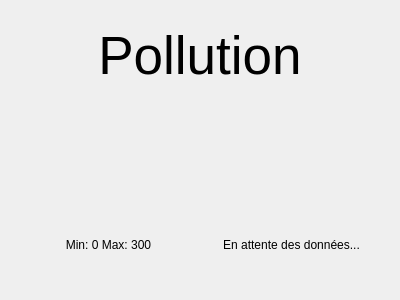
Qt form localStationCS/pollutionwidget.ui (Gnoumy/RaspMeteo) before a commit.
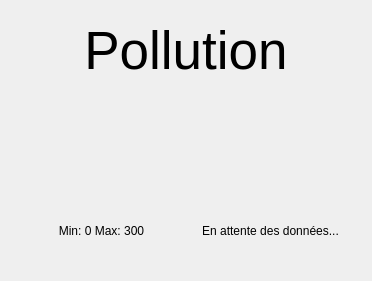
The same form after that commit.

The edit to the form file:
```diff
--- a/localStationCS/pollutionwidget.ui
+++ b/localStationCS/pollutionwidget.ui
@@ -6,8 +6,8 @@
    <rect>
     <x>0</x>
     <y>0</y>
-    <width>400</width>
-    <height>300</height>
+    <width>372</width>
+    <height>281</height>
    </rect>
   </property>
   <property name="windowTitle">
```
